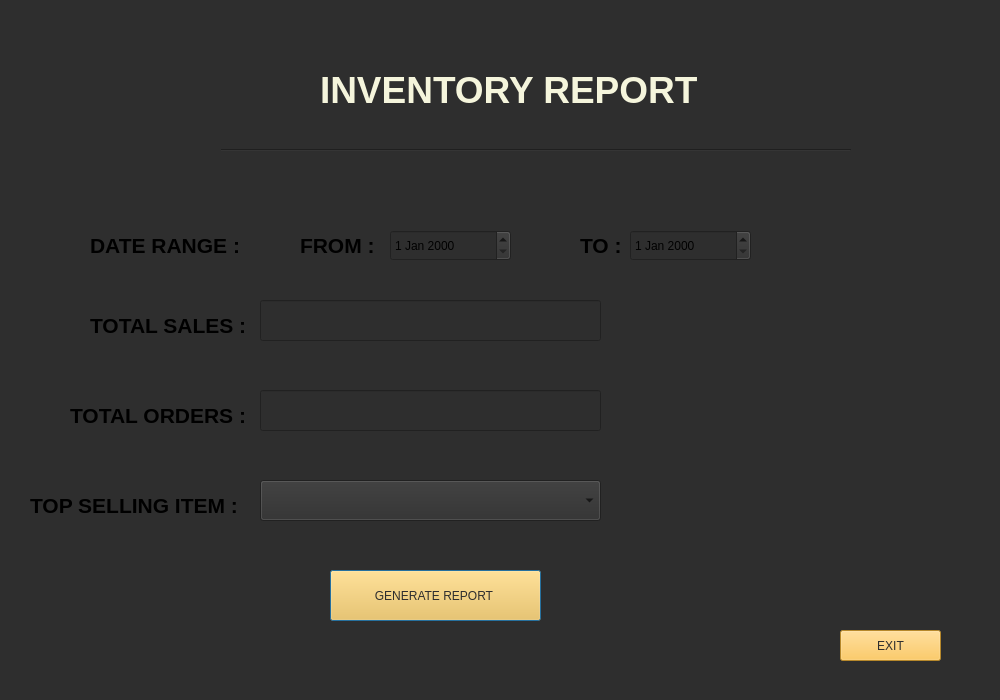
Before: the Qt Designer form gen_report.ui in mesum-abbas/Canteen_Managment_System, drawn with Qt 5.
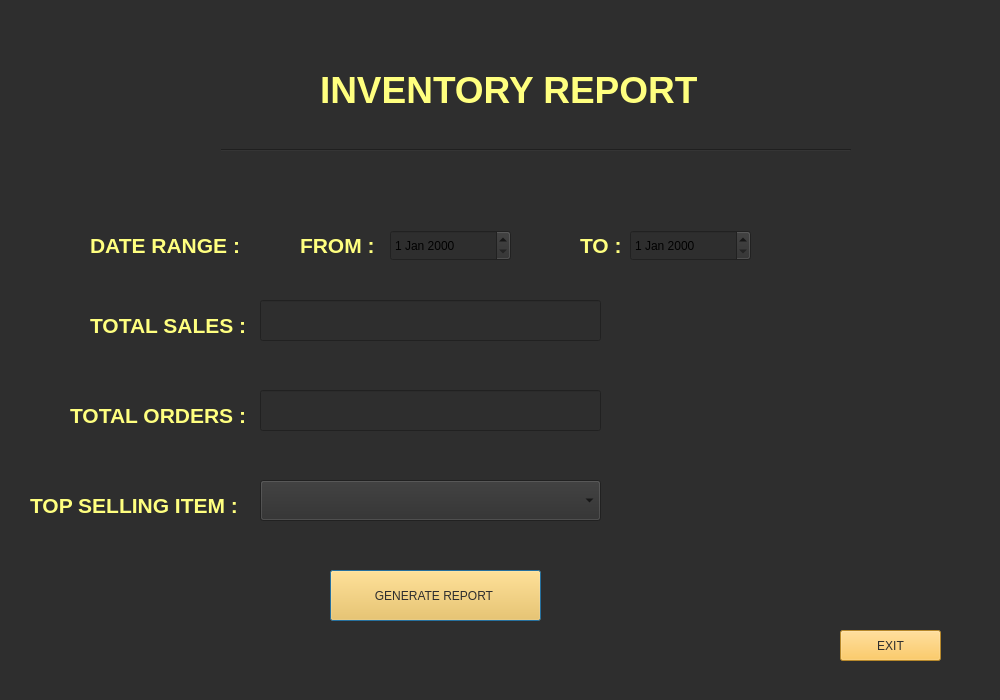
After: the same form once the commit is applied. Icons and pictures are not drawn.

The edit to the form file:
```diff
--- a/gen_report.ui
+++ b/gen_report.ui
@@ -29,7 +29,7 @@
     <string notr="true">color: rgb(245, 245, 220);</string>
    </property>
    <property name="text">
-    <string>&lt;html&gt;&lt;head/&gt;&lt;body&gt;&lt;p&gt;&lt;span style=&quot; font-size:28pt; font-weight:700;&quot;&gt;INVENTORY REPORT&lt;/span&gt;&lt;/p&gt;&lt;/body&gt;&lt;/html&gt;</string>
+    <string>&lt;html&gt;&lt;head/&gt;&lt;body&gt;&lt;p&gt;&lt;span style=&quot; font-size:28pt; font-weight:700; color:#ffff7f;&quot;&gt;INVENTORY REPORT&lt;/span&gt;&lt;/p&gt;&lt;/body&gt;&lt;/html&gt;</string>
    </property>
   </widget>
   <widget class="QLabel" name="label_2">
@@ -42,7 +42,7 @@
     </rect>
    </property>
    <property name="text">
-    <string>&lt;html&gt;&lt;head/&gt;&lt;body&gt;&lt;p&gt;&lt;span style=&quot; font-size:16pt; font-weight:700;&quot;&gt;DATE RANGE :&lt;/span&gt;&lt;/p&gt;&lt;/body&gt;&lt;/html&gt;</string>
+    <string>&lt;html&gt;&lt;head/&gt;&lt;body&gt;&lt;p&gt;&lt;span style=&quot; font-size:16pt; font-weight:700; color:#ffff7f;&quot;&gt;DATE RANGE :&lt;/span&gt;&lt;/p&gt;&lt;/body&gt;&lt;/html&gt;</string>
    </property>
   </widget>
   <widget class="QLabel" name="label_3">
@@ -55,7 +55,7 @@
     </rect>
    </property>
    <property name="text">
-    <string>&lt;html&gt;&lt;head/&gt;&lt;body&gt;&lt;p&gt;&lt;span style=&quot; font-size:16pt; font-weight:700;&quot;&gt;TOTAL SALES :&lt;/span&gt;&lt;/p&gt;&lt;/body&gt;&lt;/html&gt;</string>
+    <string>&lt;html&gt;&lt;head/&gt;&lt;body&gt;&lt;p&gt;&lt;span style=&quot; font-size:16pt; font-weight:700; color:#ffff7f;&quot;&gt;TOTAL SALES :&lt;/span&gt;&lt;/p&gt;&lt;/body&gt;&lt;/html&gt;</string>
    </property>
   </widget>
   <widget class="QLabel" name="label_4">
@@ -68,7 +68,7 @@
     </rect>
    </property>
    <property name="text">
-    <string>&lt;html&gt;&lt;head/&gt;&lt;body&gt;&lt;p&gt;&lt;span style=&quot; font-size:16pt; font-weight:700;&quot;&gt; TOTAL ORDERS : &lt;/span&gt;&lt;/p&gt;&lt;/body&gt;&lt;/html&gt;</string>
+    <string>&lt;html&gt;&lt;head/&gt;&lt;body&gt;&lt;p&gt;&lt;span style=&quot; font-size:16pt; font-weight:700; color:#ffff7f;&quot;&gt;TOTAL ORDERS : &lt;/span&gt;&lt;/p&gt;&lt;/body&gt;&lt;/html&gt;</string>
    </property>
   </widget>
   <widget class="QLineEdit" name="lineEdit">
@@ -114,7 +114,7 @@
     </rect>
    </property>
    <property name="text">
-    <string>&lt;html&gt;&lt;head/&gt;&lt;body&gt;&lt;p&gt;&lt;span style=&quot; font-size:16pt; font-weight:700;&quot;&gt;TOP SELLING ITEM :&lt;/span&gt;&lt;/p&gt;&lt;/body&gt;&lt;/html&gt;</string>
+    <string>&lt;html&gt;&lt;head/&gt;&lt;body&gt;&lt;p&gt;&lt;span style=&quot; font-size:16pt; font-weight:700; color:#ffff7f;&quot;&gt;TOP SELLING ITEM :&lt;/span&gt;&lt;/p&gt;&lt;/body&gt;&lt;/html&gt;</string>
    </property>
   </widget>
   <widget class="QLabel" name="label_6">
@@ -127,7 +127,7 @@
     </rect>
    </property>
    <property name="text">
-    <string>&lt;html&gt;&lt;head/&gt;&lt;body&gt;&lt;p&gt;&lt;span style=&quot; font-size:16pt; font-weight:700;&quot;&gt;FROM :&lt;/span&gt;&lt;/p&gt;&lt;/body&gt;&lt;/html&gt;</string>
+    <string>&lt;html&gt;&lt;head/&gt;&lt;body&gt;&lt;p&gt;&lt;span style=&quot; font-size:16pt; font-weight:700; color:#ffff7f;&quot;&gt;FROM :&lt;/span&gt;&lt;/p&gt;&lt;/body&gt;&lt;/html&gt;</string>
    </property>
   </widget>
   <widget class="QLabel" name="label_7">
@@ -140,7 +140,7 @@
     </rect>
    </property>
    <property name="text">
-    <string>&lt;html&gt;&lt;head/&gt;&lt;body&gt;&lt;p&gt;&lt;span style=&quot; font-size:16pt; font-weight:700;&quot;&gt;TO : &lt;/span&gt;&lt;/p&gt;&lt;/body&gt;&lt;/html&gt;</string>
+    <string>&lt;html&gt;&lt;head/&gt;&lt;body&gt;&lt;p&gt;&lt;span style=&quot; font-size:16pt; font-weight:700; color:#ffff7f;&quot;&gt;TO : &lt;/span&gt;&lt;/p&gt;&lt;/body&gt;&lt;/html&gt;</string>
    </property>
   </widget>
   <widget class="QComboBox" name="comboBox">
```
